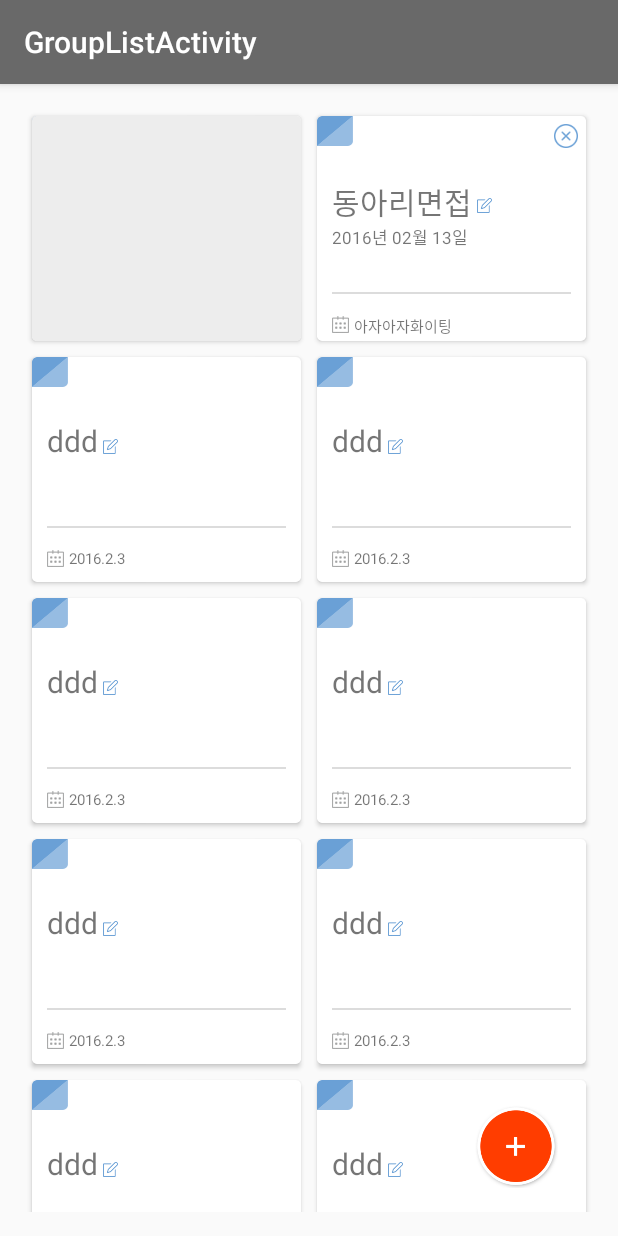
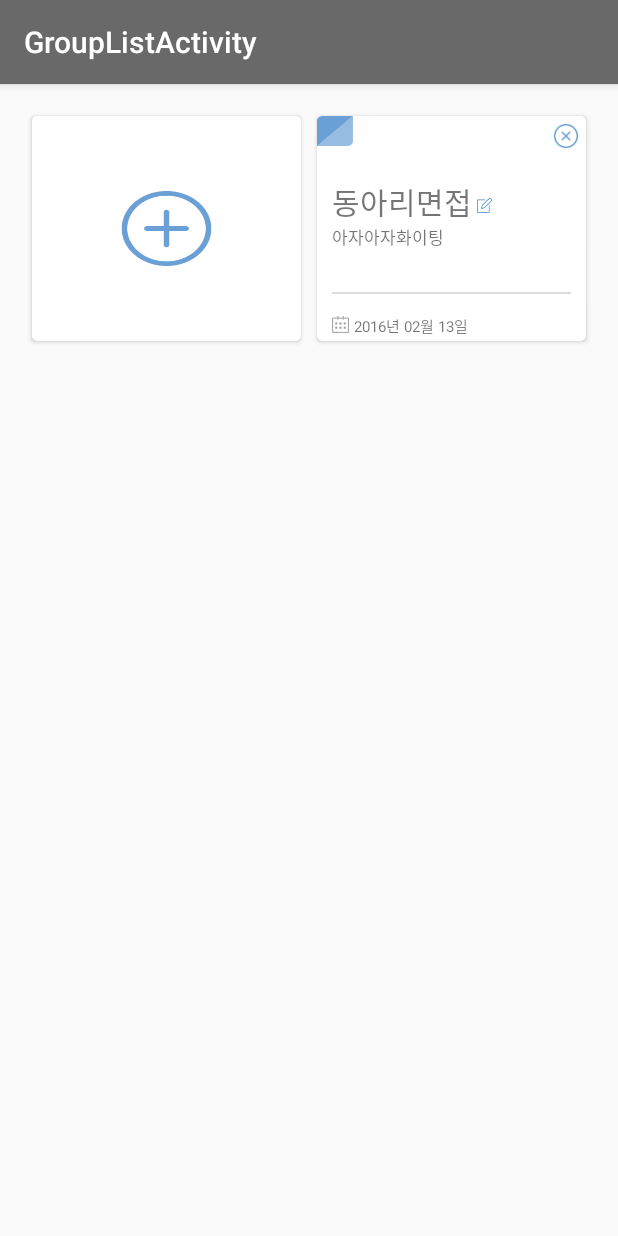
Before and after one commit to dudeh534/interviewProject, an Android app: the screen it shows after launch (GroupListActivity), on a phone screen of 412 x 824 dp. Run offline under Robolectric (Android 15) with nearby library versions, the phone set to English and light mode, and no system bars.

Commit message:
동적생성

```diff
--- a/app/src/main/java/fighting/teamsixteen/unithon/interviewproj/GroupListActivity.java
+++ b/app/src/main/java/fighting/teamsixteen/unithon/interviewproj/GroupListActivity.java
@@ -12,7 +12,6 @@ import android.text.TextWatcher;
 import android.view.LayoutInflater;
 import android.view.View;
 import android.widget.EditText;
-import android.widget.FrameLayout;
 import android.widget.ImageButton;
 
 import java.text.SimpleDateFormat;
@@ -21,10 +20,7 @@ import java.util.Date;
 import java.util.List;
 
 public class GroupListActivity extends AppCompatActivity {
-    private FrameLayout fab;
-
-    private boolean opacity = false;
-
+    private int n = 2;
     @Override
     protected void onCreate(Bundle savedInstanceState) {
         super.onCreate(savedInstanceState);
@@ -32,22 +28,20 @@ public class GroupListActivity extends AppCompatActivity {
         long now = System.currentTimeMillis();
         Date date = new Date(now);
         SimpleDateFormat CurDateFormat = new SimpleDateFormat("yyyy년 MM월 dd일");
-        String strCurDate = CurDateFormat.format(date);
-        RecyclerView recyclerView = (RecyclerView) findViewById(R.id.recyclerView);
+        final String strCurDate = CurDateFormat.format(date);
+        final RecyclerView recyclerView = (RecyclerView) findViewById(R.id.recyclerView);
         LinearLayoutManager layoutManager = new LinearLayoutManager(getApplicationContext());
         recyclerView.setHasFixedSize(true);
         recyclerView.setLayoutManager(layoutManager);
-        fab = (FrameLayout) findViewById(R.id.fab);
-        List<Recycler_item> items = new ArrayList<>();
-        Recycler_item[] item = new Recycler_item[20];
+        final List<Recycler_item> items = new ArrayList<>();
+        final Recycler_item[] item = new Recycler_item[20];
         item[0] = new Recycler_item(R.drawable.btn_delete, "인턴면접","","");
-        item[1] = new Recycler_item(R.drawable.btn_delete, "동아리면접","아자아자화이팅",strCurDate);
+        item[1] = new Recycler_item(R.drawable.btn_delete, "동아리면접",strCurDate,"아자아자화이팅");
 
-        for (int i = 0; i < 20; i++) items.add(item[i]);
-
-        fab.setOnClickListener(new View.OnClickListener() {
+        recyclerView.addOnItemTouchListener(new RecyclerItemClickListener(this, recyclerView, new RecyclerItemClickListener.OnItemClickListener() {
             @Override
-            public void onClick(View v) {
+            public void onItemClick(View view, int position) {
+                if(position == 0){
                     LayoutInflater inflater = getLayoutInflater();
                     final View dialogView = inflater.inflate(R.layout.popup_gonggu_join, null);
                     AlertDialog.Builder buider = new AlertDialog.Builder(GroupListActivity.this); //AlertDialog.Builder 객체 생성
@@ -62,6 +56,7 @@ public class GroupListActivity extends AppCompatActivity {
                     //Dialog 보이기
                     dialog.show();
                     final EditText et = (EditText) dialog.findViewById(R.id.editText);
+                    final EditText et1 = (EditText) dialog.findViewById(R.id.editText2);
                     final ImageButton check = (ImageButton) dialog.findViewById(R.id.join_popup_check);
                     check.getBackground().setAlpha(51);
                     check.setEnabled(false);
@@ -92,18 +87,19 @@ public class GroupListActivity extends AppCompatActivity {
                         @Override
                         public void onClick(View v) {
                             dialog.dismiss();
+                            item[n] = new Recycler_item(R.drawable.btn_delete, et.getText().toString(), strCurDate, et1.getText().toString());
+                            n += 1;
+                            for (int i = n-1; i < n; i++) items.add(item[i]);
+                            recyclerView.setLayoutManager(new GridLayoutManager(getApplicationContext(), 2));
+                            recyclerView.setAdapter(new RecyclerAdapter(getApplicationContext(), items, R.layout.activity_main));
                         }
                     });
 
-            }
-        });
-
-        recyclerView.addOnItemTouchListener(new RecyclerItemClickListener(this, recyclerView, new RecyclerItemClickListener.OnItemClickListener() {
-            @Override
-            public void onItemClick(View view, int position) {
+                }else {
                     Intent intent = new Intent(GroupListActivity.this, QuestionListActivity.class);
                     //intent.putExtra("")
                     startActivity(intent);
+                }
             }
 
             @Override
@@ -111,6 +107,9 @@ public class GroupListActivity extends AppCompatActivity {
 
             }
         }));
+
+
+        for (int i = 0; i < n; i++) items.add(item[i]);
         recyclerView.setLayoutManager(new GridLayoutManager(this, 2));
         recyclerView.setAdapter(new RecyclerAdapter(getApplicationContext(), items, R.layout.activity_main));
 
--- a/app/src/main/java/fighting/teamsixteen/unithon/interviewproj/RecyclerAdapter.java
+++ b/app/src/main/java/fighting/teamsixteen/unithon/interviewproj/RecyclerAdapter.java
@@ -1,6 +1,7 @@
 package fighting.teamsixteen.unithon.interviewproj;
 
 import android.content.Context;
+import android.graphics.Color;
 import android.graphics.drawable.Drawable;
 import android.support.v7.widget.CardView;
 import android.support.v7.widget.RecyclerView;
@@ -40,22 +41,20 @@ public class RecyclerAdapter extends RecyclerView.Adapter<RecyclerAdapter.ViewHo
         final Recycler_item item = items.get(position);
         Drawable drawable = context.getResources().getDrawable(item.getImage());
         Drawable drawable1 = context.getResources().getDrawable(
-                R.drawable.img_full_background);
-        holder.image.setBackground(drawable);
+                R.drawable.background);
         holder.title.setText(item.getTitle());
         holder.time.setText(item.getTime());
         holder.goal.setText(item.getGoal());
         if(position == 0){
-            holder.linearLayout.setForeground(drawable1);
+            holder.title.setText("");
+            holder.time.setText("");
+            holder.goal.setText("");
+            holder.linearLayout.setBackground(drawable1);
+            holder.image.setBackgroundColor(Color.parseColor("#ffffff"));
+            holder.two.setBackgroundColor(Color.parseColor("#ffffff"));
+            holder.three.setBackgroundColor(Color.parseColor("#ffffff"));
+            holder.linearLayout2.setBackgroundColor(Color.parseColor("#ffffff"));
         }
-
-        holder.cardview.setOnClickListener(new View.OnClickListener() {
-            @Override
-            public void onClick(View v) {
-                Toast.makeText(context, item.getTitle(), Toast.LENGTH_SHORT).show();
-
-            }
-        });
     }
 
     @Override
@@ -69,7 +68,8 @@ public class RecyclerAdapter extends RecyclerView.Adapter<RecyclerAdapter.ViewHo
         CardView cardview;
         TextView time;
         TextView goal;
-        LinearLayout linearLayout;
+        LinearLayout linearLayout, linearLayout2;
+        ImageView one, two, three;
 
 
         public ViewHolder(View itemView) {
@@ -80,6 +80,9 @@ public class RecyclerAdapter extends RecyclerView.Adapter<RecyclerAdapter.ViewHo
             goal = (TextView) itemView.findViewById(R.id.textView);
             time = (TextView) itemView.findViewById(R.id.textView2);
             linearLayout = (LinearLayout) itemView.findViewById(R.id.linear);
+            two = (ImageView) itemView.findViewById(R.id.imageView2);
+            three = (ImageView) itemView.findViewById(R.id.imageView3);
+            linearLayout2 = (LinearLayout) itemView.findViewById(R.id.linear2);
         }
     }
 }
--- a/app/src/main/res/layout/activity_group_list.xml
+++ b/app/src/main/res/layout/activity_group_list.xml
@@ -14,14 +14,4 @@
         android:layout_height = "match_parent"
         android:id = "@+id/recyclerView"
         />
-    <FrameLayout
-        android:layout_width="56dp"
-        android:layout_height="56dp"
-        android:layout_alignParentRight="true"
-        android:layout_alignParentBottom="true"
-        android:background="@drawable/button_floating"
-        android:layout_marginRight="24dp"
-        android:layout_marginBottom="16dp"
-        android:id="@+id/fab"
-        android:onClick="onClick"/>
 </RelativeLayout>
--- a/app/src/main/res/layout/item_cardview.xml
+++ b/app/src/main/res/layout/item_cardview.xml
@@ -74,7 +74,8 @@
             android:layout_marginTop="28dp"
             android:background="#dcdcdc"
             android:layout_marginRight="10dp"
-            android:layout_marginLeft="10dp">
+            android:layout_marginLeft="10dp"
+            android:id="@+id/linear2">
 
         </LinearLayout>
 
--- a/app/src/main/res/values/colors.xml
+++ b/app/src/main/res/values/colors.xml
@@ -3,4 +3,5 @@
     <color name="colorPrimary">#696969</color>
     <color name="colorPrimaryDark">#696969</color>
     <color name="colorAccent">#FF4081</color>
+    <drawable name="bg">#ffffff</drawable>
 </resources>
```
Also changed, not shown: app/src/main/res/layout/popup_gonggu_join.xml (+28 -0 lines), app/src/main/res/drawable/background.png (added), app/src/main/res/drawable/img_card_background.png (deleted), app/src/main/res/drawable/img_full_background.png (deleted). Lines whose indentation alone changed are shown as unchanged.
